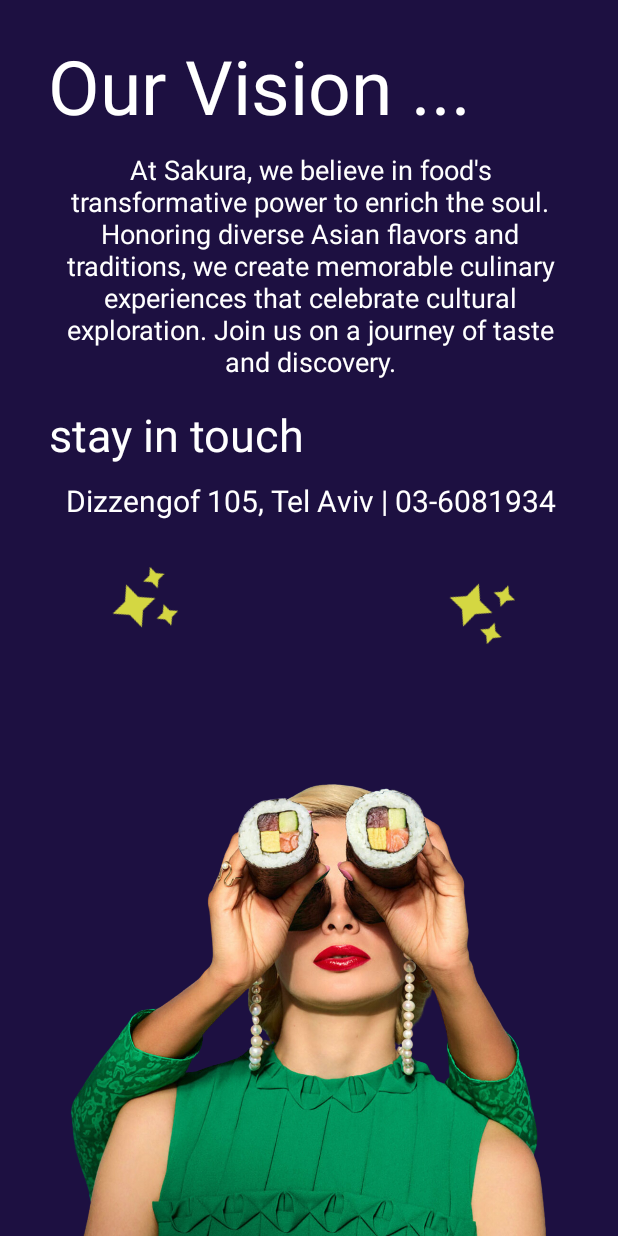
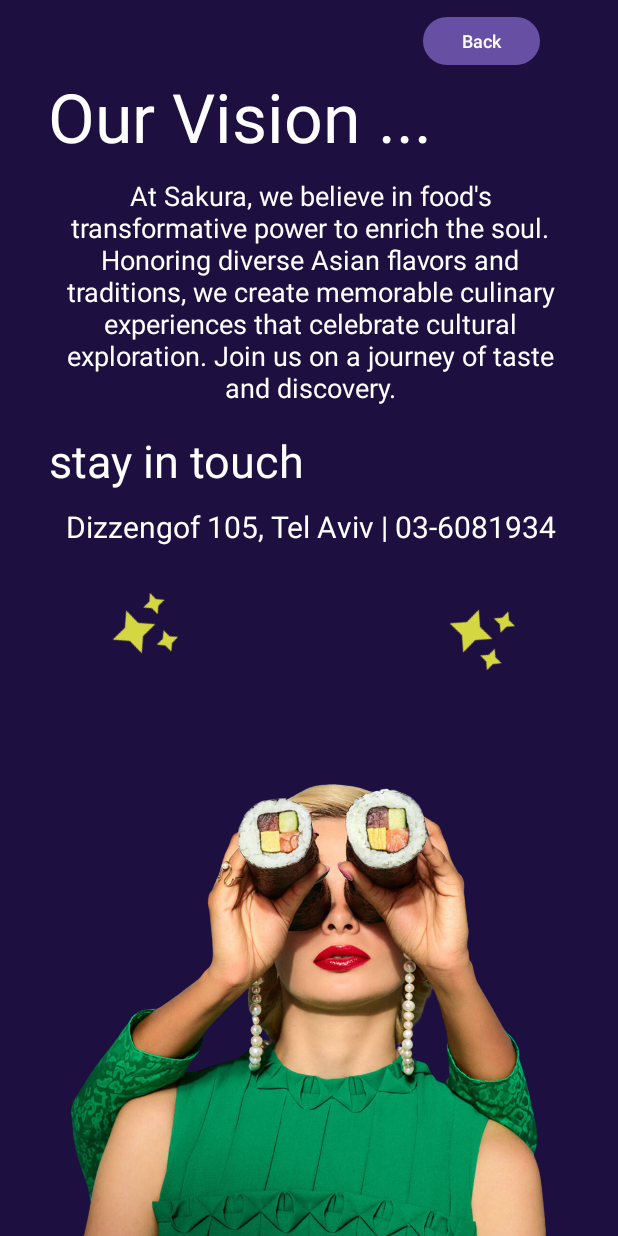
Before and after one commit to NoaErben/sushi-restaurant-kotlin, an Android app: the AboutUs screen opened directly, with no data from a screen before it, on a phone screen of 412 x 824 dp. Run offline under Robolectric (Android 15) with nearby library versions, the phone set to English and light mode, and no system bars; Roboto replaces fonts that are not available here; 6 statements that could not run were skipped.

Commit message:
added return home button

```diff
--- a/app/src/main/java/com/example/sushirestaurant/AboutUs.kt
+++ b/app/src/main/java/com/example/sushirestaurant/AboutUs.kt
@@ -1,9 +1,11 @@
 package com.example.sushirestaurant
 
+import android.content.Intent
 import android.os.Bundle
 import android.os.Handler
 import androidx.appcompat.app.AppCompatActivity
 import android.view.animation.AnimationUtils
+import android.widget.Button
 import android.widget.ImageView
 import android.widget.TextView
 
@@ -22,16 +24,13 @@
         val rotateRightEye = AnimationUtils.loadAnimation(applicationContext, R.anim.rotate)
 
 
-//        val ladySushiLeftEye = findViewById<ImageView>(R.id.left_eye_lady_sushi)
-//        ladySushiLeftEye.startAnimation(rotateLeftEye)
-//
-//        val ladySushiRightEye = findViewById<ImageView>(R.id.right_eye_lady_sushi)
-//        ladySushiRightEye.startAnimation(rotateRightEye)
+        // Set the back home button
+        val aboutUsButton = findViewById<Button>(R.id.back_button)
+        aboutUsButton.setOnClickListener {
+            // Start the AboutUs activity
+            startActivity(Intent(this, MainActivity2::class.java))
+        }
 
-
-        // Start the fade in animation
-//        val ladySushi = findViewById<ImageView>(R.id.lady_sushi)
-//        ladySushi.startAnimation(fadeIn)
 
         // Start in the same time the zoom in animation
         val visionLabel = findViewById<TextView>(R.id.vision_label)
@@ -68,12 +67,5 @@
             val ladySushiRightEye = findViewById<ImageView>(R.id.right_eye_lady_sushi)
             ladySushiRightEye.startAnimation(rotateRightEye)
         }, 1500)
-//
-//        // Use a Handler to start the third animation after a delay
-//        Handler().postDelayed({
-//            val ladySushi = findViewById<ImageView>(R.id.lady_sushi)
-//            ladySushi.visibility = View.VISIBLE
-//            ladySushi.startAnimation(slideUpLadySushi)
-//        }, 5000) // Delay in milliseconds (adjust as needed)
     }
 }
--- a/app/src/main/res/layout/about_us.xml
+++ b/app/src/main/res/layout/about_us.xml
@@ -13,12 +13,21 @@
         android:layout_width="match_parent"
         android:layout_height="wrap_content"
         android:orientation="vertical"
-        android:layout_marginTop="23dp"
+        android:layout_marginTop="7dp"
         android:layout_marginStart="32dp"
         android:layout_marginEnd="30dp"
         app:layout_constraintTop_toTopOf="parent"
         app:layout_constraintStart_toStartOf="parent"
         app:layout_constraintEnd_toEndOf="parent">
+
+        <Button
+            android:id="@+id/back_button"
+            android:layout_width="78dp"
+            android:layout_height="40dp"
+            android:layout_marginStart="250dp"
+            android:text="@string/back"
+            android:textColor="@color/white"
+            android:textSize="12sp" />
 
         <TextView
             android:id="@+id/vision_label"
@@ -28,7 +37,7 @@
             android:gravity="center"
             android:text="@string/our"
             android:textColor="@color/white"
-            android:textSize="50sp"
+            android:textSize="45sp"
             tools:ignore="MissingConstraints" />
 
         <TextView
@@ -79,14 +88,6 @@
             android:layout_marginTop="10dp"
             tools:ignore="MissingConstraints"/>
 
-
-<!--        <ImageView-->
-<!--            android:id="@+id/star"-->
-<!--            android:layout_width="45dp"-->
-<!--            android:layout_height="45dp"-->
-<!--            app:srcCompat="@drawable/star"-->
-<!--            android:layout_marginLeft="30dp"-->
-<!--            android:rotation="-20" />-->
 
     </LinearLayout>
 
--- a/app/src/main/res/values/strings.xml
+++ b/app/src/main/res/values/strings.xml
@@ -79,6 +79,7 @@
     <string name="vision_description">At Sakura, we believe in food\'s transformative power to enrich the soul. Honoring diverse Asian flavors and traditions, we create memorable culinary experiences that celebrate cultural exploration. Join us on a journey of taste and discovery.</string>
     <string name="stay_in_touch">stay in touch</string>
     <string name="contact_details">Dizzengof 105, Tel Aviv | 03-6081934</string>
+    <string name="back">Back</string>
 
 
     <string-array name="num_people_array">
```
